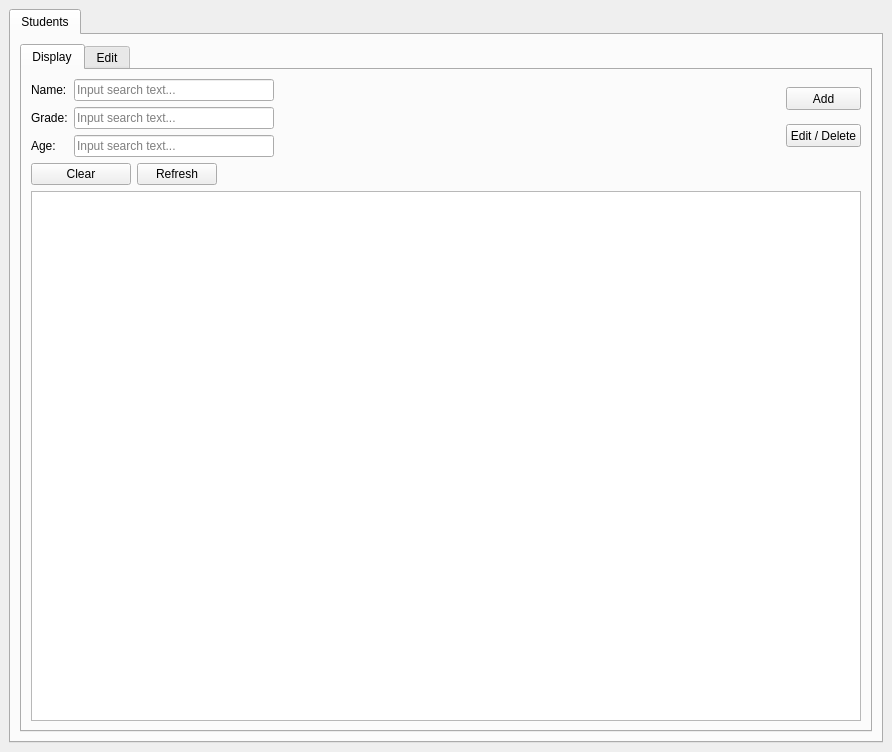
M-ElSherif/Nursery, file gui/MainWindow.ui: the form before one commit.
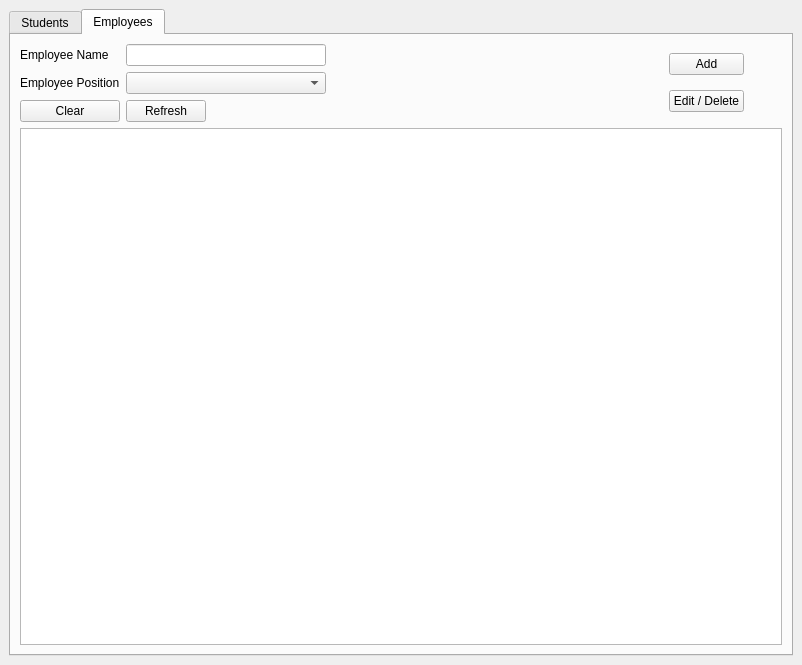
The form after the commit.

Diff of the .ui file:
```diff
--- a/gui/MainWindow.ui
+++ b/gui/MainWindow.ui
@@ -6,8 +6,8 @@
    <rect>
     <x>0</x>
     <y>0</y>
-    <width>892</width>
-    <height>752</height>
+    <width>802</width>
+    <height>665</height>
    </rect>
   </property>
   <property name="windowTitle">
@@ -18,32 +18,50 @@
     <item row="0" column="0">
      <widget class="QTabWidget" name="tabWidget">
       <property name="currentIndex">
-       <number>0</number>
+       <number>1</number>
       </property>
       <widget class="QWidget" name="pgeStudents">
        <attribute name="title">
         <string>Students</string>
        </attribute>
        <layout class="QGridLayout" name="gridLayout_3">
-        <item row="0" column="1">
-         <widget class="QTabWidget" name="tabsStudents">
-          <property name="sizePolicy">
-           <sizepolicy hsizetype="Expanding" vsizetype="Expanding">
-            <horstretch>0</horstretch>
-            <verstretch>0</verstretch>
-           </sizepolicy>
-          </property>
-          <property name="currentIndex">
-           <number>0</number>
-          </property>
-          <widget class="QWidget" name="tabDisplayStudents">
-           <attribute name="title">
-            <string>Display</string>
-           </attribute>
-           <layout class="QVBoxLayout" name="verticalLayout">
-            <item>
-             <layout class="QHBoxLayout" name="horizontalLayout">
-              <item>
+        <item row="1" column="0">
+         <layout class="QHBoxLayout" name="horizontalLayout_3">
+          <item>
+           <widget class="QPushButton" name="btnClearFilters">
+            <property name="maximumSize">
+             <size>
+              <width>100</width>
+              <height>16777215</height>
+             </size>
+            </property>
+            <property name="text">
+             <string>Clear</string>
+            </property>
+           </widget>
+          </item>
+          <item alignment="Qt::AlignLeft">
+           <widget class="QPushButton" name="btnRefresh">
+            <property name="minimumSize">
+             <size>
+              <width>0</width>
+              <height>0</height>
+             </size>
+            </property>
+            <property name="maximumSize">
+             <size>
+              <width>718</width>
+              <height>23</height>
+             </size>
+            </property>
+            <property name="text">
+             <string>Refresh</string>
+            </property>
+           </widget>
+          </item>
+         </layout>
+        </item>
+        <item row="0" column="0">
                <layout class="QFormLayout" name="formLayoutStudentsDisplay">
                 <item row="0" column="0">
                  <widget class="QLabel" name="lblDisplayStudentName">
@@ -66,7 +84,7 @@
                    </size>
                   </property>
                   <property name="text">
-                   <string>Name:</string>
+             <string>Student Name</string>
                   </property>
                  </widget>
                 </item>
@@ -95,7 +113,7 @@
                 <item row="1" column="0">
                  <widget class="QLabel" name="lblDisplayStudentGrade">
                   <property name="text">
-                   <string>Grade:</string>
+             <string>Student Grade</string>
                   </property>
                  </widget>
                 </item>
@@ -121,7 +139,7 @@
                 <item row="2" column="0">
                  <widget class="QLabel" name="lblDisplayStudentAge">
                   <property name="text">
-                   <string>Age:</string>
+             <string>Student Age</string>
                   </property>
                  </widget>
                 </item>
@@ -146,10 +164,26 @@
                 </item>
                </layout>
               </item>
-              <item>
+        <item row="2" column="0" colspan="2">
+         <widget class="QTableView" name="tblStudents">
+          <property name="sizePolicy">
+           <sizepolicy hsizetype="Expanding" vsizetype="Expanding">
+            <horstretch>0</horstretch>
+            <verstretch>0</verstretch>
+           </sizepolicy>
+          </property>
+         </widget>
+        </item>
+        <item row="0" column="1" rowspan="2">
                <layout class="QVBoxLayout" name="verticalLayout_3">
-                <item>
+          <item alignment="Qt::AlignHCenter">
                  <widget class="QPushButton" name="btnAddStudent">
+            <property name="sizePolicy">
+             <sizepolicy hsizetype="Maximum" vsizetype="Fixed">
+              <horstretch>0</horstretch>
+              <verstretch>0</verstretch>
+             </sizepolicy>
+            </property>
                   <property name="maximumSize">
                    <size>
                     <width>75</width>
@@ -161,7 +195,7 @@
                   </property>
                  </widget>
                 </item>
-                <item>
+          <item alignment="Qt::AlignHCenter">
                  <widget class="QPushButton" name="btnEditStudent">
                   <property name="maximumSize">
                    <size>
@@ -177,11 +211,69 @@
                </layout>
               </item>
              </layout>
-            </item>
+      </widget>
+      <widget class="QWidget" name="pgeEmployees">
+       <attribute name="title">
+        <string>Employees</string>
+       </attribute>
+       <layout class="QGridLayout" name="gridLayout_4">
+        <item row="2" column="0" colspan="5">
+         <widget class="QTableView" name="tblEmployees"/>
+        </item>
+        <item row="0" column="0" colspan="4">
+         <layout class="QFormLayout" name="formLayout">
+          <item row="0" column="0">
+           <widget class="QLabel" name="lblDisplayEmployeeName">
+            <property name="text">
+             <string>Employee Name</string>
+            </property>
+           </widget>
+          </item>
+          <item row="0" column="1">
+           <widget class="QLineEdit" name="lineEmployeeName">
+            <property name="sizePolicy">
+             <sizepolicy hsizetype="Maximum" vsizetype="Fixed">
+              <horstretch>0</horstretch>
+              <verstretch>0</verstretch>
+             </sizepolicy>
+            </property>
+            <property name="maximumSize">
+             <size>
+              <width>200</width>
+              <height>16777215</height>
+             </size>
+            </property>
+           </widget>
+          </item>
+          <item row="1" column="0">
+           <widget class="QLabel" name="lblDisplayEmployeePosition">
+            <property name="text">
+             <string>Employee Position</string>
+            </property>
+           </widget>
+          </item>
+          <item row="1" column="1">
+           <widget class="QComboBox" name="cmbEmployeePosition">
+            <property name="sizePolicy">
+             <sizepolicy hsizetype="Maximum" vsizetype="Fixed">
+              <horstretch>0</horstretch>
+              <verstretch>0</verstretch>
+             </sizepolicy>
+            </property>
+            <property name="maximumSize">
+             <size>
+              <width>200</width>
+              <height>16777215</height>
+             </size>
+            </property>
+           </widget>
+          </item>
+         </layout>
+        </item>
+        <item row="1" column="0" colspan="4">
+         <layout class="QHBoxLayout" name="horizontalLayout_4">
             <item>
-             <layout class="QHBoxLayout" name="horizontalLayout_3">
-              <item>
-               <widget class="QPushButton" name="btnClearFilters">
+           <widget class="QPushButton" name="btnClearFiltersEmployee">
                 <property name="maximumSize">
                  <size>
                   <width>100</width>
@@ -194,7 +286,7 @@
                </widget>
               </item>
               <item alignment="Qt::AlignLeft">
-               <widget class="QPushButton" name="btnRefresh">
+           <widget class="QPushButton" name="btnRefreshEmployee">
                 <property name="minimumSize">
                  <size>
                   <width>0</width>
@@ -214,29 +306,56 @@
               </item>
              </layout>
             </item>
-            <item>
-             <widget class="QTableView" name="tblStudents">
+        <item row="0" column="4" rowspan="2">
+         <layout class="QVBoxLayout" name="verticalLayout" stretch="0,0">
+          <property name="sizeConstraint">
+           <enum>QLayout::SetDefaultConstraint</enum>
+          </property>
+          <item alignment="Qt::AlignHCenter">
+           <widget class="QPushButton" name="btnAddEmployee">
               <property name="sizePolicy">
-               <sizepolicy hsizetype="Expanding" vsizetype="Expanding">
+             <sizepolicy hsizetype="Expanding" vsizetype="Fixed">
                 <horstretch>0</horstretch>
                 <verstretch>0</verstretch>
                </sizepolicy>
               </property>
-             </widget>
-            </item>
-           </layout>
-          </widget>
-          <widget class="QWidget" name="tabEditStudents">
-           <attribute name="title">
-            <string>Edit</string>
-           </attribute>
-           <layout class="QVBoxLayout" name="verticalLayout_2">
-            <item>
-             <layout class="QFormLayout" name="formLayoutStudentsEdit"/>
-            </item>
-           </layout>
-          </widget>
-         </widget>
+            <property name="maximumSize">
+             <size>
+              <width>75</width>
+              <height>16777215</height>
+             </size>
+            </property>
+            <property name="text">
+             <string>Add</string>
+            </property>
+           </widget>
+          </item>
+          <item alignment="Qt::AlignHCenter">
+           <widget class="QPushButton" name="btnEditEmployee">
+            <property name="sizePolicy">
+             <sizepolicy hsizetype="Maximum" vsizetype="Fixed">
+              <horstretch>0</horstretch>
+              <verstretch>0</verstretch>
+             </sizepolicy>
+            </property>
+            <property name="maximumSize">
+             <size>
+              <width>75</width>
+              <height>16777215</height>
+             </size>
+            </property>
+            <property name="text">
+             <string>Edit / Delete</string>
+            </property>
+            <property name="autoRepeat">
+             <bool>false</bool>
+            </property>
+            <property name="autoExclusive">
+             <bool>false</bool>
+            </property>
+           </widget>
+          </item>
+         </layout>
         </item>
        </layout>
       </widget>
```
Lines whose indentation alone changed are shown as unchanged.
